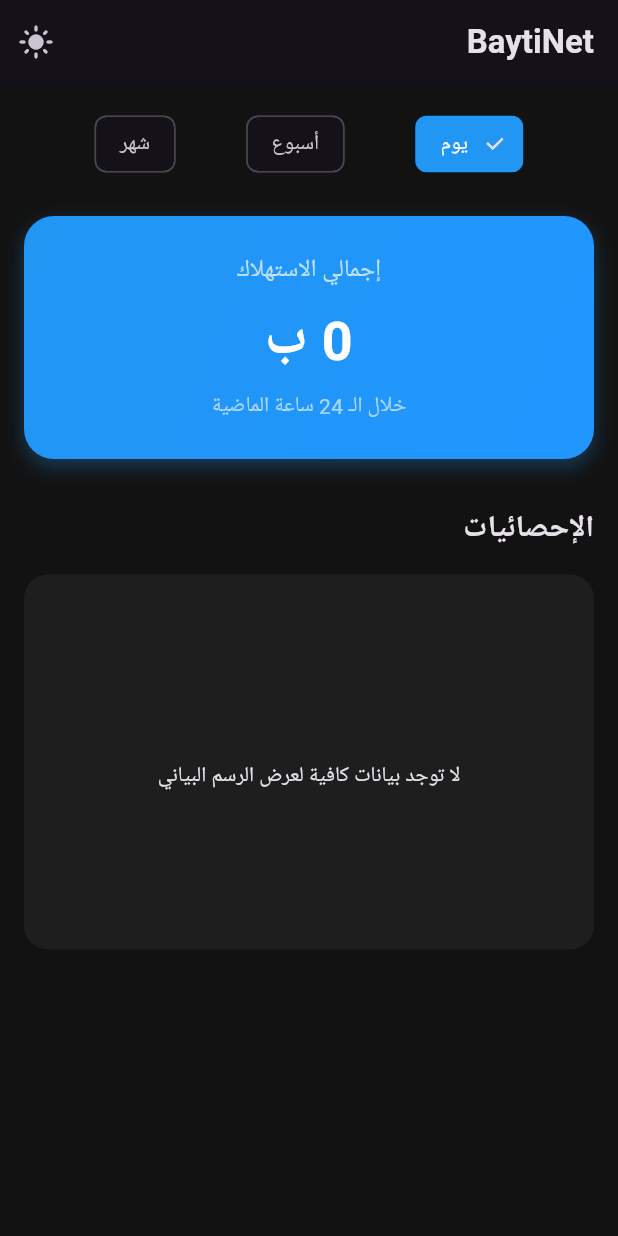
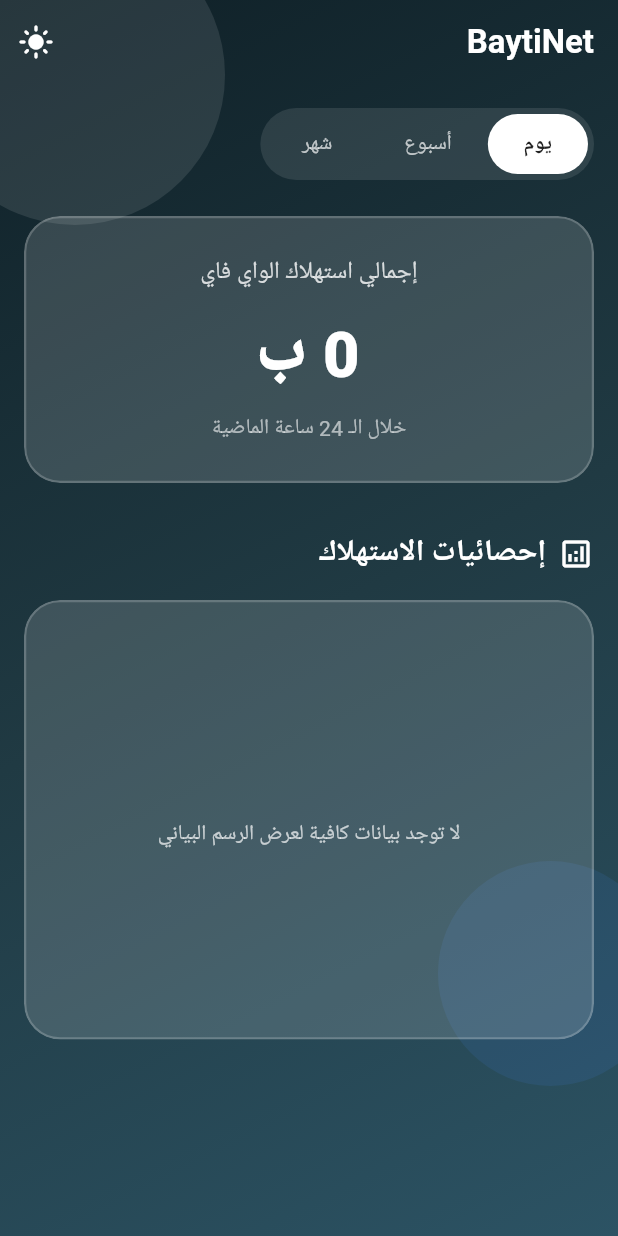
Before and after one commit to Saleh-Gharama/BaytiNet, a Flutter app: the DashboardScreen screen opened directly, on a phone screen of 412 x 824 dp. Run offline on Flutter 3.47's test engine with Material 3 defaults, Android fonts, the phone set to English and light mode, and no system bars; our stand-ins replace fl_chart, flutter_staggered_animations, sqflite; accounts and stored records are empty.

Commit message:
Redesign UI to Glassmorphism, focus on Wi-Fi tracking, and fix Android Widget visibility.
- Implemented Glassmorphism UI in DashboardScreen with gradients and translucent cards.
- Updated UsageChart to use curved lines and gradients matching Dribbble inspiration.
- Refined UsageProvider data collection to store deltas every 5 minutes for accurate aggregation.
- Fixed AndroidManifest.xml to ensure DataUsageWidget is visible in the widget picker.
- Ensured all tracking and UI focus solely on Wi-Fi data usage.
- Maintained full RTL/Arabic support.

Co-authored-by: Saleh-Gharama <169466561+Saleh-Gharama@users.noreply.github.com>

```diff
--- a/lib/providers/usage_provider.dart
+++ b/lib/providers/usage_provider.dart
@@ -30,7 +30,7 @@ class UsageProvider with ChangeNotifier {
   }
 
   void _startPeriodicTask() {
-    _timer = Timer.periodic(Duration(minutes: 30), (timer) async {
+    _timer = Timer.periodic(Duration(minutes: 5), (timer) async {
       await collectAndStoreData();
       refreshData();
     });
@@ -38,18 +38,32 @@ class UsageProvider with ChangeNotifier {
 
   Future<void> collectAndStoreData() async {
     final now = DateTime.now();
-    final startOfHour = DateTime(now.year, now.month, now.day, now.hour);
-    final endOfHour = now;
+
+    // Get the timestamp of the last recorded entry
+    final lastUsage = await _dbHelper.getUsageInRange(
+      now.subtract(Duration(minutes: 10)).millisecondsSinceEpoch,
+      now.millisecondsSinceEpoch
+    );
+
+    int startTime;
+    if (lastUsage.isNotEmpty) {
+      startTime = lastUsage.last.timestamp + 1; // Start right after the last entry
+    } else {
+      startTime = now.subtract(Duration(minutes: 5)).millisecondsSinceEpoch;
+    }
 
     final usage = await NativeService.getWifiUsage(
-      startOfHour.millisecondsSinceEpoch,
-      endOfHour.millisecondsSinceEpoch
+      startTime,
+      now.millisecondsSinceEpoch
     );
 
-    await _dbHelper.insertUsage(UsageData(
-      timestamp: now.millisecondsSinceEpoch,
-      usageBytes: usage
-    ));
+    // Only insert if there's actual usage to keep DB clean
+    if (usage > 0) {
+      await _dbHelper.insertUsage(UsageData(
+        timestamp: now.millisecondsSinceEpoch,
+        usageBytes: usage
+      ));
+    }
 
     // Cleanup old data (older than 2 months)
     final twoMonthsAgo = now.subtract(Duration(days: 60)).millisecondsSinceEpoch;
--- a/lib/views/dashboard_screen.dart
+++ b/lib/views/dashboard_screen.dart
@@ -38,17 +38,59 @@ class _DashboardScreenState extends State<DashboardScreen> {
     }
 
     return Scaffold(
+      extendBodyBehindAppBar: true,
       appBar: AppBar(
-        title: Text("BaytiNet", style: TextStyle(fontWeight: FontWeight.bold)),
+        backgroundColor: Colors.transparent,
+        elevation: 0,
+        title: Text("BaytiNet", style: TextStyle(fontWeight: FontWeight.bold, color: Colors.white)),
         actions: [
           IconButton(
-            icon: Icon(themeProvider.isDarkMode ? Icons.light_mode : Icons.dark_mode),
+            icon: Icon(themeProvider.isDarkMode ? Icons.light_mode : Icons.dark_mode, color: Colors.white),
             onPressed: () => themeProvider.toggleTheme(),
           )
         ],
       ),
-      body: AnimationLimiter(
+      body: Container(
+        height: double.infinity,
+        decoration: BoxDecoration(
+          gradient: LinearGradient(
+            colors: themeProvider.isDarkMode
+              ? [Color(0xFF0F2027), Color(0xFF203A43), Color(0xFF2C5364)]
+              : [Color(0xFF2193b0), Color(0xFF6dd5ed)],
+            begin: Alignment.topLeft,
+            end: Alignment.bottomRight,
+          ),
+        ),
+        child: Stack(
+          children: [
+            Positioned(
+              top: -50,
+              left: -50,
+              child: Container(
+                width: 200,
+                height: 200,
+                decoration: BoxDecoration(
+                  shape: BoxShape.circle,
+                  color: Colors.white.withOpacity(0.1),
+                ),
+              ),
+            ),
+            Positioned(
+              bottom: 100,
+              right: -30,
+              child: Container(
+                width: 150,
+                height: 150,
+                decoration: BoxDecoration(
+                  shape: BoxShape.circle,
+                  color: Colors.blueAccent.withOpacity(0.1),
+                ),
+              ),
+            ),
+            SafeArea(
+              child: AnimationLimiter(
                 child: SingleChildScrollView(
+                  physics: BouncingScrollPhysics(),
                   child: Padding(
                     padding: const EdgeInsets.all(16.0),
                     child: Column(
@@ -62,21 +104,44 @@ class _DashboardScreenState extends State<DashboardScreen> {
                         children: [
                           _buildFilterSelector(),
                           SizedBox(height: 24),
-                  _buildUsageCard(totalUsage, filterText),
+                          _buildGlassCard(
+                            child: Column(
+                              children: [
+                                Text(
+                                  "إجمالي استهلاك الواي فاي",
+                                  style: TextStyle(color: Colors.white.withOpacity(0.8), fontSize: 16),
+                                ),
+                                SizedBox(height: 12),
+                                Text(
+                                  FormatUtils.formatBytes(totalUsage),
+                                  style: TextStyle(color: Colors.white, fontSize: 42, fontWeight: FontWeight.w900, letterSpacing: 1.2),
+                                ),
+                                SizedBox(height: 8),
+                                Text(
+                                  filterText,
+                                  style: TextStyle(color: Colors.white.withOpacity(0.6), fontSize: 14),
+                                ),
+                              ],
+                            ),
+                          ),
                           SizedBox(height: 32),
+                          Row(
+                            children: [
+                              Icon(Icons.analytics_outlined, color: Colors.white, size: 24),
+                              SizedBox(width: 8),
                               Text(
-                    "الإحصائيات",
-                    style: TextStyle(fontSize: 20, fontWeight: FontWeight.bold),
+                                "إحصائيات الاستهلاك",
+                                style: TextStyle(fontSize: 20, fontWeight: FontWeight.bold, color: Colors.white),
+                              ),
+                            ],
                           ),
                           SizedBox(height: 16),
-                  Container(
+                          _buildGlassCard(
+                            padding: EdgeInsets.only(top: 30, right: 10, left: 10, bottom: 10),
+                            child: Container(
                               height: 250,
-                    padding: EdgeInsets.only(top: 20, right: 10, left: 10),
-                    decoration: BoxDecoration(
-                      color: Theme.of(context).cardColor,
-                      borderRadius: BorderRadius.circular(16),
+                              child: UsageChart(data: dataForChart.cast(), filter: _activeFilter),
                             ),
-                    child: UsageChart(data: dataForChart.cast(), filter: _activeFilter),
                           ),
                         ],
                       ),
@@ -84,69 +149,65 @@ class _DashboardScreenState extends State<DashboardScreen> {
                   ),
                 ),
               ),
+            ),
+          ],
+        ),
+      ),
     );
   }
 
   Widget _buildFilterSelector() {
-    return Row(
-      mainAxisAlignment: MainAxisAlignment.spaceEvenly,
+    return Container(
+      padding: EdgeInsets.symmetric(vertical: 4, horizontal: 4),
+      decoration: BoxDecoration(
+        color: Colors.white.withOpacity(0.1),
+        borderRadius: BorderRadius.circular(30),
+      ),
+      child: Row(
+        mainAxisSize: MainAxisSize.min,
         children: [
           _filterButton("يوم", 'day'),
           _filterButton("أسبوع", 'week'),
           _filterButton("شهر", 'month'),
         ],
+      ),
     );
   }
 
   Widget _filterButton(String label, String value) {
     bool isActive = _activeFilter == value;
-    return ChoiceChip(
-      label: Text(label),
-      selected: isActive,
-      onSelected: (selected) {
-        if (selected) setState(() => _activeFilter = value);
-      },
-      selectedColor: Theme.of(context).primaryColor,
-      labelStyle: TextStyle(color: isActive ? Colors.white : null),
+    return GestureDetector(
+      onTap: () => setState(() => _activeFilter = value),
+      child: AnimatedContainer(
+        duration: Duration(milliseconds: 300),
+        padding: EdgeInsets.symmetric(horizontal: 24, vertical: 10),
+        decoration: BoxDecoration(
+          color: isActive ? Colors.white : Colors.transparent,
+          borderRadius: BorderRadius.circular(25),
+        ),
+        child: Text(
+          label,
+          style: TextStyle(
+            color: isActive ? Colors.black87 : Colors.white70,
+            fontWeight: isActive ? FontWeight.bold : FontWeight.normal,
+          ),
+        ),
+      ),
     );
   }
 
-  Widget _buildUsageCard(int totalUsage, String subtitle) {
-    return Container(
+  Widget _buildGlassCard({required Widget child, EdgeInsets? padding}) {
+    return ClipRRect(
+      borderRadius: BorderRadius.circular(24),
+      child: Container(
         width: double.infinity,
-      padding: EdgeInsets.all(24),
+        padding: padding ?? EdgeInsets.all(24),
         decoration: BoxDecoration(
-        gradient: LinearGradient(
-          colors: [Theme.of(context).primaryColor, Theme.of(context).primaryColor.withBlue(255)],
-          begin: Alignment.topLeft,
-          end: Alignment.bottomRight,
+          color: Colors.white.withOpacity(0.15),
+          border: Border.all(color: Colors.white.withOpacity(0.2), width: 1.5),
+          borderRadius: BorderRadius.circular(24),
         ),
-        borderRadius: BorderRadius.circular(20),
-        boxShadow: [
-          BoxShadow(
-            color: Theme.of(context).primaryColor.withOpacity(0.3),
-            blurRadius: 10,
-            offset: Offset(0, 5),
-          ),
-        ],
-      ),
-      child: Column(
-        children: [
-          Text(
-            "إجمالي الاستهلاك",
-            style: TextStyle(color: Colors.white70, fontSize: 16),
-          ),
-          SizedBox(height: 8),
-          Text(
-            FormatUtils.formatBytes(totalUsage),
-            style: TextStyle(color: Colors.white, fontSize: 36, fontWeight: FontWeight.bold),
-          ),
-          SizedBox(height: 8),
-          Text(
-            subtitle,
-            style: TextStyle(color: Colors.white60, fontSize: 14),
-          ),
-        ],
+        child: child,
       ),
     );
   }
--- a/lib/widgets/usage_chart.dart
+++ b/lib/widgets/usage_chart.dart
@@ -12,25 +12,44 @@ class UsageChart extends StatelessWidget {
   @override
   Widget build(BuildContext context) {
     if (data.isEmpty) {
-      return Center(child: Text("لا توجد بيانات كافية لعرض الرسم البياني"));
+      return Center(
+        child: Text(
+          "لا توجد بيانات كافية لعرض الرسم البياني",
+          style: TextStyle(color: Colors.white70),
+        ),
+      );
     }
 
     return LineChart(
       LineChartData(
-        gridData: FlGridData(show: false),
+        gridData: FlGridData(
+          show: true,
+          drawVerticalLine: false,
+          getDrawingHorizontalLine: (value) {
+            return FlLine(
+              color: Colors.white.withOpacity(0.05),
+              strokeWidth: 1,
+            );
+          },
+        ),
         titlesData: FlTitlesData(
           bottomTitles: AxisTitles(
             sideTitles: SideTitles(
               showTitles: true,
+              reservedSize: 30,
               getTitlesWidget: (value, meta) {
+                String text = "";
                 if (filter == 'day') {
-                  // Show every 4 hours if Day
-                  if (value % 4 == 0) return Text("${value.toInt()}س");
+                  if (value % 4 == 0) text = "${value.toInt()}س";
                 } else if (filter == 'week') {
-                  // Show days
-                  return Text("ي${value.toInt()}");
+                  text = "ي${value.toInt() + 1}";
+                } else {
+                  if (value % 5 == 0) text = "${value.toInt()}";
                 }
-                return const Text("");
+                return SideTitleWidget(
+                  axisSide: meta.axisSide,
+                  child: Text(text, style: TextStyle(color: Colors.white60, fontSize: 10)),
+                );
               },
             ),
           ),
@@ -42,17 +61,44 @@ class UsageChart extends StatelessWidget {
         lineBarsData: [
           LineChartBarData(
             spots: _getSpots(),
-            isCurved: filter == 'month',
-            color: Theme.of(context).primaryColor,
-            barWidth: 4,
+            isCurved: true,
+            gradient: LinearGradient(
+              colors: [Colors.white, Colors.white.withOpacity(0.5)],
+            ),
+            barWidth: 3,
             isStrokeCapRound: true,
-            dotData: FlDotData(show: filter != 'month'),
+            dotData: FlDotData(show: false),
             belowBarData: BarAreaData(
               show: true,
-              color: Theme.of(context).primaryColor.withOpacity(0.3),
+              gradient: LinearGradient(
+                colors: [
+                  Colors.white.withOpacity(0.2),
+                  Colors.white.withOpacity(0.0),
+                ],
+                begin: Alignment.topCenter,
+                end: Alignment.bottomCenter,
+              ),
             ),
           ),
         ],
+        lineTouchData: LineTouchData(
+          touchTooltipData: LineTouchTooltipData(
+            tooltipBgColor: Colors.blueAccent.withOpacity(0.8),
+            getTooltipItems: (List<LineBarSpot> touchedSpots) {
+              return touchedSpots.map((LineBarSpot touchedSpot) {
+                final textStyle = TextStyle(
+                  color: Colors.white,
+                  fontWeight: FontWeight.bold,
+                  fontSize: 12,
+                );
+                return LineTooltipItem(
+                  FormatUtils.formatBytes(touchedSpot.y.toInt()),
+                  textStyle,
+                );
+              }).toList();
+            },
+          ),
+        ),
       ),
     );
   }
@@ -61,7 +107,6 @@ class UsageChart extends StatelessWidget {
     if (data.isEmpty) return [];
 
     if (filter == 'day') {
-      // Aggregate into 12 buckets of 2 hours each
       List<double> buckets = List.filled(12, 0.0);
       final now = DateTime.now();
       final dayAgo = now.subtract(Duration(hours: 24));
@@ -78,7 +123,6 @@ class UsageChart extends StatelessWidget {
       }
       return List.generate(12, (i) => FlSpot(i.toDouble() * 2, buckets[i]));
     } else if (filter == 'week') {
-      // Aggregate into 7 buckets (days)
       List<double> buckets = List.filled(7, 0.0);
       final now = DateTime.now();
       for (var entry in data) {
@@ -91,7 +135,6 @@ class UsageChart extends StatelessWidget {
       }
       return List.generate(7, (i) => FlSpot(i.toDouble(), buckets[i]));
     } else {
-      // Month: Use raw points but spread them out
       return List.generate(data.length, (i) => FlSpot(i.toDouble(), data[i].usageBytes.toDouble()));
     }
   }
```
Also changed, not shown: 1 other file. Lines whose indentation alone changed are shown as unchanged.
